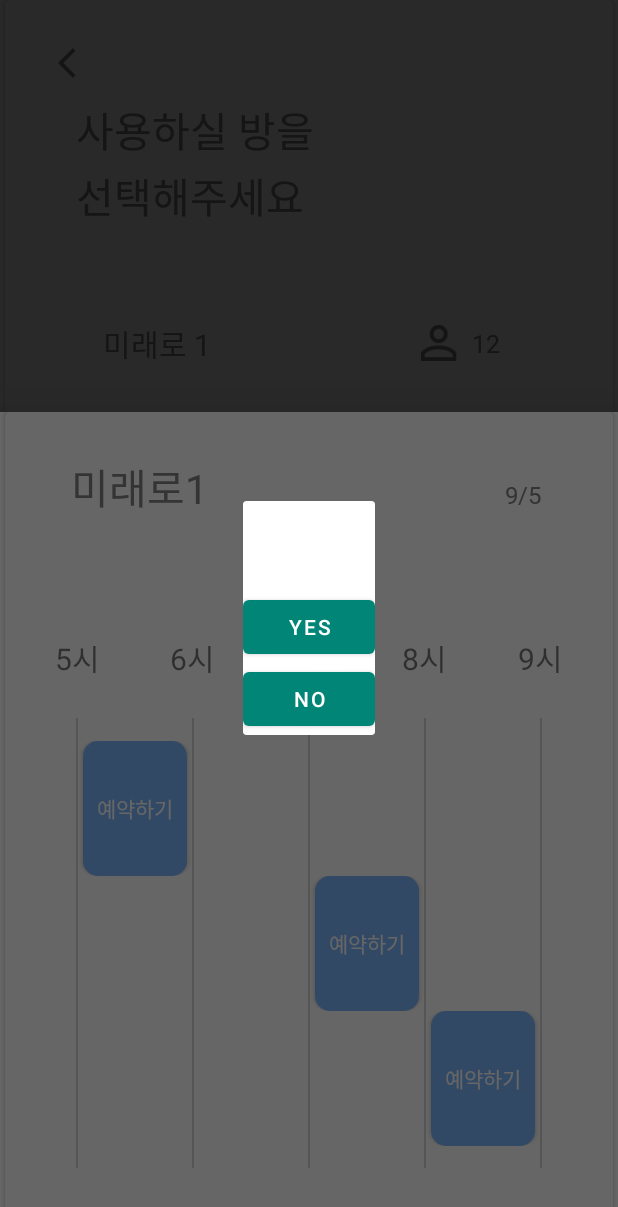
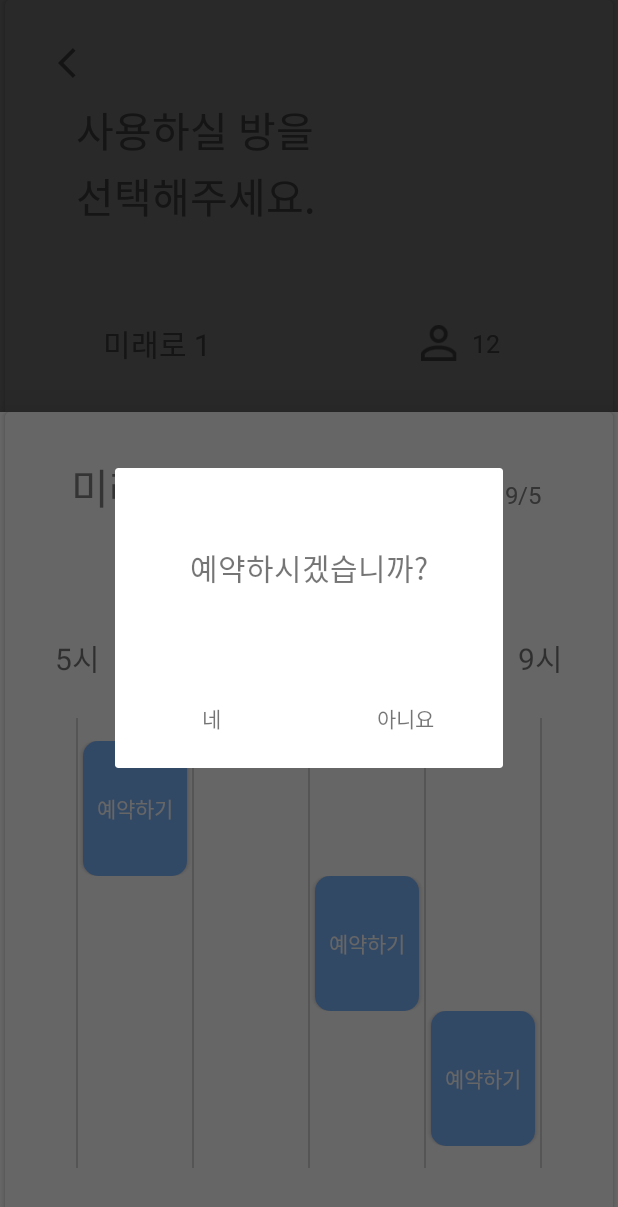
Before and after one commit to dounobts/SunrinThonClient, an Android app: the fragment SelectDateBottomSheetFragment placed in its activity, after a tap on "예약하기", on a phone screen of 412 x 824 dp. Shown: the top 1207 px of the screen. Run offline under Robolectric (Android 15) with nearby library versions, the phone set to English and light mode, and no system bars.

Commit message:
add complete dialog

```diff
--- a/app/src/main/java/com/example/sunrinthonclient/Fragments/SelectPlaceFragment.java
+++ b/app/src/main/java/com/example/sunrinthonclient/Fragments/SelectPlaceFragment.java
@@ -1,6 +1,7 @@
 package com.example.sunrinthonclient.Fragments;
 
 import android.os.Bundle;
+import android.util.Log;
 import android.view.LayoutInflater;
 import android.view.View;
 import android.view.ViewGroup;
@@ -24,6 +25,7 @@ public class SelectPlaceFragment extends Fragment implements View.OnClickListene
 
     ArrayList<LinearLayout> buttons = new ArrayList<>();
     ImageButton back, next;
+    TextView title;
 
     @Override
     public View onCreateView(LayoutInflater inflater, ViewGroup container, Bundle savedInstanceState) {
@@ -32,6 +34,7 @@ public class SelectPlaceFragment extends Fragment implements View.OnClickListene
 
         back = view.findViewById(R.id.button_back);
         next = view.findViewById(R.id.button_next);
+        title = view.findViewById(R.id.title);
 
         SelectedData.place = -1;
         buttons.add((LinearLayout) view.findViewById(R.id.room1));
@@ -58,6 +61,8 @@ public class SelectPlaceFragment extends Fragment implements View.OnClickListene
 
         back.setOnClickListener(this);
         next.setOnClickListener(this);
+        if (SelectedData.isAdmin)
+            title.setText("열람하실 방을\n선택해주세요.");
 
         for (LinearLayout linearLayout : buttons) {
             linearLayout.setOnClickListener(this);
--- a/app/src/main/java/com/example/sunrinthonclient/SelectTimeDialog.java
+++ b/app/src/main/java/com/example/sunrinthonclient/SelectTimeDialog.java
@@ -8,26 +8,29 @@ import android.view.View;
 import android.view.Window;
 import android.widget.Button;
 import android.widget.EditText;
+import android.widget.LinearLayout;
+import android.widget.TextView;
 
 import com.example.sunrinthonclient.Activities.ReservationActivity;
 import com.example.sunrinthonclient.Fragments.SelectDateBottomSheetFragment;
 
+import org.w3c.dom.Text;
+
 public class SelectTimeDialog extends Dialog {
-    public SelectTimeDialog(Context context, final SelectDateBottomSheetFragment fragment, final Activity activity) {
+    public SelectTimeDialog(final Context context, final SelectDateBottomSheetFragment fragment, final Activity activity) {
         super(context);
 
         requestWindowFeature(Window.FEATURE_NO_TITLE);
         setContentView(R.layout.select_dialog_layout);
-        final Button yes = findViewById(R.id.yes);
-        final Button no = findViewById(R.id.no);
+        final LinearLayout yes = findViewById(R.id.yes);
+        final LinearLayout no = findViewById(R.id.no);
 
         yes.setOnClickListener(new View.OnClickListener() {
             @Override
             public void onClick(View view) {
                 Log.i("예약", "YES");
                 dismiss();
-                fragment.dismiss();
-                activity.finish();
+                new CompleteDialog(context, fragment, activity).show();
             }
         });
         no.setOnClickListener(new View.OnClickListener() {
--- a/app/src/main/java/com/example/sunrinthonclient/SelectedData.java
+++ b/app/src/main/java/com/example/sunrinthonclient/SelectedData.java
@@ -1,5 +1,6 @@
 package com.example.sunrinthonclient;
 
 public class SelectedData {
-    public static int year = 0, month = 0, week = 0, day = 0, time = 0, place = 0;
+    public static int year = 0, month = 0, day = 0, time = 0, place = 0;
+    public static boolean isAdmin = false;
 }
--- a/app/src/main/res/layout/fragment_select_date.xml
+++ b/app/src/main/res/layout/fragment_select_date.xml
@@ -8,7 +8,7 @@
     android:background="@drawable/white_background">
 
     <TextView
-        android:id="@+id/textView2"
+        android:id="@+id/title"
         android:layout_width="wrap_content"
         android:layout_height="wrap_content"
         android:layout_marginStart="47dp"
--- a/app/src/main/res/layout/fragment_select_place.xml
+++ b/app/src/main/res/layout/fragment_select_place.xml
@@ -18,14 +18,14 @@
         app:layout_constraintTop_toTopOf="parent" />
 
     <TextView
-        android:id="@+id/textView2"
+        android:id="@+id/title"
         android:layout_width="wrap_content"
         android:layout_height="wrap_content"
         android:layout_marginStart="47dp"
         android:layout_marginTop="66dp"
         android:fontFamily="@font/spoqa_han_sans_bold"
         android:lineSpacingExtra="3sp"
-        android:text="사용하실 방을\n선택해주세요"
+        android:text="사용하실 방을\n선택해주세요."
         android:textColor="#828282"
         android:textSize="27sp"
         app:layout_constraintStart_toStartOf="parent"
@@ -39,13 +39,14 @@
         app:layout_constraintBottom_toBottomOf="parent"
         app:layout_constraintEnd_toEndOf="parent"
         app:layout_constraintStart_toStartOf="parent"
-        app:layout_constraintTop_toBottomOf="@+id/textView2"
+        app:layout_constraintTop_toBottomOf="@+id/title"
         android:paddingTop="35dp">
         <!--전체-->
         <LinearLayout
             android:layout_width="match_parent"
             android:layout_height="match_parent"
             android:orientation="vertical">
+
             <LinearLayout
                 android:layout_width="match_parent"
                 android:layout_height="wrap_content"
--- a/app/src/main/res/layout/select_dialog_layout.xml
+++ b/app/src/main/res/layout/select_dialog_layout.xml
@@ -1,20 +1,54 @@
 <?xml version="1.0" encoding="utf-8"?>
-<LinearLayout xmlns:android="http://schemas.android.com/apk/res/android"
-    android:layout_width="match_parent"
-    android:layout_height="match_parent"
+<LinearLayout
+    xmlns:android="http://schemas.android.com/apk/res/android" android:layout_width="match_parent"
+    android:layout_height="200dp"
     android:orientation="vertical">
     <LinearLayout
         android:layout_width="match_parent"
-        android:layout_height="60dp">/>
+        android:layout_height="0dp"
+        android:layout_weight="2"
+        android:paddingRight="50dp"
+        android:paddingLeft="50dp"
+        android:gravity="center">
+        <TextView
+            android:layout_width="wrap_content"
+            android:layout_height="wrap_content"
+            android:text="예약하시겠습니까?"
+            android:textSize="20dp"/>
     </LinearLayout>
-    <Button
-        android:layout_width="wrap_content"
-        android:layout_height="wrap_content"
-        android:id="@+id/yes"
-        android:text="YES"/>
-    <Button
-        android:layout_width="wrap_content"
-        android:layout_height="wrap_content"
-        android:id="@+id/no"
-        android:text="NO"/>
+    <LinearLayout
+        android:layout_width="match_parent"
+        android:layout_height="0dp"
+        android:layout_weight="1"
+        android:orientation="horizontal">
+        <LinearLayout
+            android:layout_width="0dp"
+            android:layout_height="match_parent"
+            android:layout_weight="1"
+            android:gravity="center"
+            android:id="@+id/yes"
+            android:clickable="true"
+            android:focusable="true"
+            android:foreground="?android:attr/selectableItemBackground">
+            <TextView
+                android:layout_width="wrap_content"
+                android:layout_height="wrap_content"
+                android:text="네"/>
+        </LinearLayout>
+
+        <LinearLayout
+            android:layout_width="0dp"
+            android:layout_height="match_parent"
+            android:layout_weight="1"
+            android:gravity="center"
+            android:id="@+id/no"
+            android:clickable="true"
+            android:focusable="true"
+            android:foreground="?android:attr/selectableItemBackground">
+            <TextView
+                android:layout_width="wrap_content"
+                android:layout_height="wrap_content"
+                android:text="아니요"/>
+        </LinearLayout>
+    </LinearLayout>
 </LinearLayout>
```
Also changed, not shown: app/src/main/java/com/example/sunrinthonclient/CompleteDialog.java (added, +47 -0 lines), app/src/main/java/com/example/sunrinthonclient/Fragments/SelectDateBottomSheetFragment.java (+16 -0 lines), app/src/main/java/com/example/sunrinthonclient/Fragments/SelectDateFragment.java (+7 -0 lines), app/src/main/res/layout/complete_dialog_layout.xml (added, +33 -0 lines), app/src/main/res/drawable/check.png (added).
